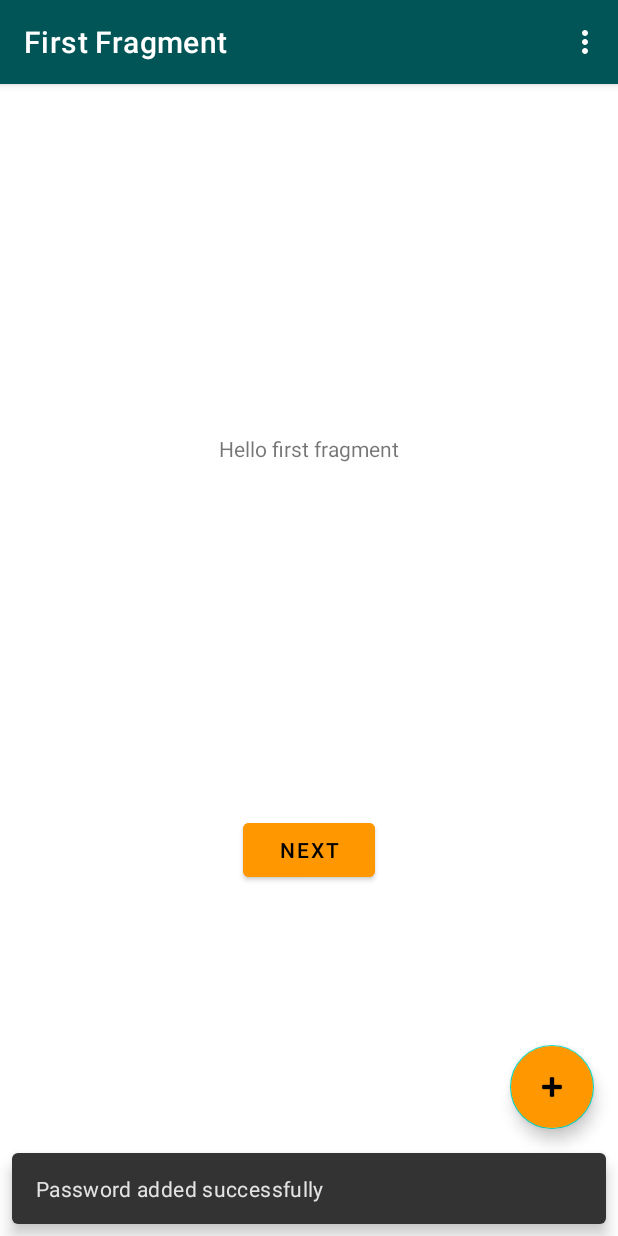
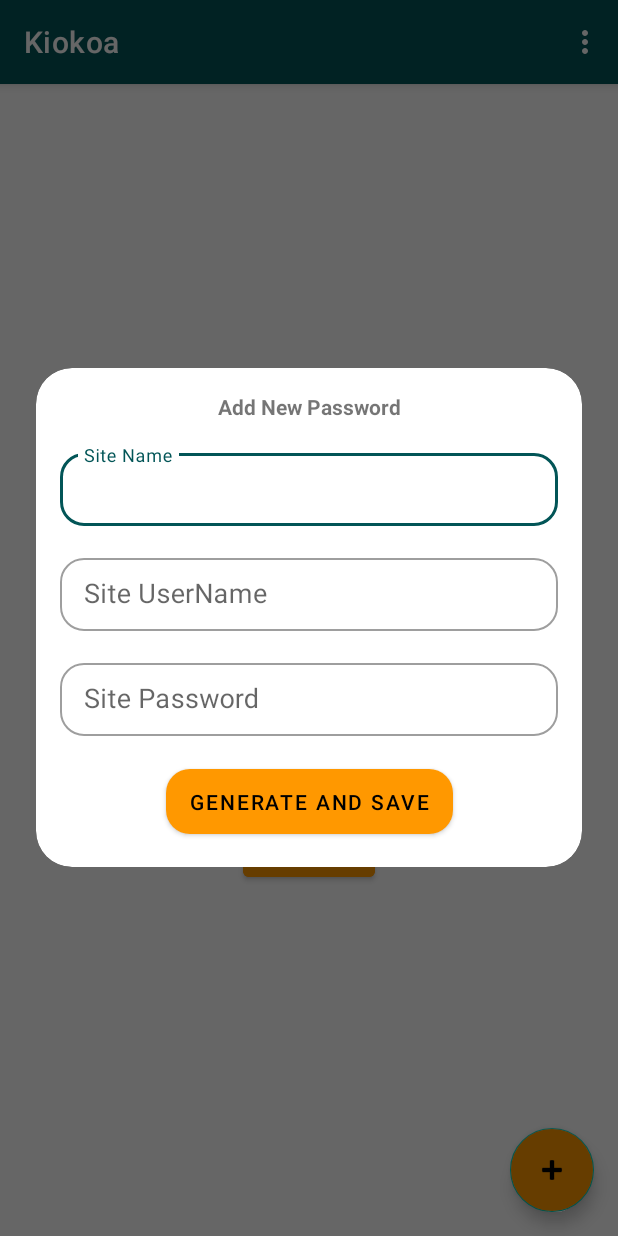
Before and after one commit to ntobeko-dindi/kiokoa, an Android app: the screen it shows after launch (MainActivity), after a tap on "TODO", on a phone screen of 412 x 824 dp. Run offline under Robolectric (Android 15) with nearby library versions, the phone set to English and light mode, and no system bars; our stand-ins replace navigation-ui.

Commit message:
added the popup modal to add new credentials

```diff
--- a/app/src/main/java/com/ntobeko/kiokoa/MainActivity.java
+++ b/app/src/main/java/com/ntobeko/kiokoa/MainActivity.java
@@ -1,24 +1,35 @@
 package com.ntobeko.kiokoa;
 
+import android.app.Dialog;
 import android.os.Bundle;
-
-import com.google.android.material.snackbar.Snackbar;
-
 import androidx.appcompat.app.AppCompatActivity;
-
 import androidx.navigation.NavController;
 import androidx.navigation.Navigation;
 import androidx.navigation.ui.AppBarConfiguration;
 import androidx.navigation.ui.NavigationUI;
 
+import com.google.android.material.button.MaterialButton;
+import com.google.android.material.snackbar.Snackbar;
+import com.google.android.material.textfield.TextInputEditText;
 import com.ntobeko.kiokoa.databinding.ActivityMainBinding;
+import com.ntobeko.kiokoa.models.Credential;
 
 import android.view.Menu;
 import android.view.MenuItem;
+import android.view.View;
+import android.view.ViewGroup;
+
+import java.util.ArrayList;
 
 public class MainActivity extends AppCompatActivity {
 
     private AppBarConfiguration appBarConfiguration;
+
+    Dialog add;
+    MaterialButton bAdd;
+    TextInputEditText etName, etPassword, etUserName;
+
+    ArrayList<Credential> credentials = new ArrayList<>();
 
     @Override
     protected void onCreate(Bundle savedInstanceState) {
@@ -29,12 +40,34 @@ public class MainActivity extends AppCompatActivity {
 
         setSupportActionBar(binding.toolbar);
 
+        credentials.add(new Credential("facebook","xcoding", "12345"));
+        credentials.add(new Credential("facebook","xcoding", "12345"));
+        credentials.add(new Credential("facebook","xcoding", "12345"));
+        credentials.add(new Credential("facebook","xcoding", "12345"));
+
         NavController navController = Navigation.findNavController(this, R.id.nav_host_fragment_content_main);
         appBarConfiguration = new AppBarConfiguration.Builder(navController.getGraph()).build();
         NavigationUI.setupActionBarWithNavController(this, navController, appBarConfiguration);
 
-        binding.fab.setOnClickListener(view -> Snackbar.make(view, "Password added successfully", Snackbar.LENGTH_LONG)
-                .setAction("Action", null).show());
+        add = new Dialog(MainActivity.this);
+        add.setContentView(R.layout.dialog_input);
+        add.getWindow().setBackgroundDrawable(getDrawable(R.drawable.ic_baseline_add_24));
+        add.getWindow().setLayout(ViewGroup.LayoutParams.MATCH_PARENT, ViewGroup.LayoutParams.WRAP_CONTENT);
+
+        //map out elements
+        etName = add.findViewById(R.id.etName);
+        etPassword = add.findViewById(R.id.etPassword);
+        etUserName = add.findViewById(R.id.etUserName);
+        bAdd = add.findViewById(R.id.bAdd);
+
+        bAdd.setOnClickListener(view -> {
+            //add.hide();
+            Snackbar.make(view, "Password added successfully", Snackbar.LENGTH_LONG).setAction("Action", null).show();
+        });
+
+        binding.fab.setOnClickListener(view -> add.show());
+
+        //Snackbar.make(view, "Password added successfully", Snackbar.LENGTH_LONG).setAction("Action", null).show();
     }
 
     @Override
--- /dev/null
+++ b/app/src/main/java/com/ntobeko/kiokoa/models/Credential.java
@@ -0,0 +1,11 @@
+package com.ntobeko.kiokoa.models;
+
+public class Credential {
+    private String siteName, userName, password;
+
+    public Credential(String siteName, String userName, String password) {
+        this.siteName = siteName;
+        this.userName = userName;
+        this.password = password;
+    }
+}
--- /dev/null
+++ b/app/src/main/res/layout/dialog_input.xml
@@ -0,0 +1,135 @@
+<?xml version="1.0" encoding="utf-8"?>
+<androidx.constraintlayout.widget.ConstraintLayout xmlns:android="http://schemas.android.com/apk/res/android"
+    android:layout_width="match_parent"
+    android:layout_marginEnd="24dp"
+    android:layout_marginStart="24dp"
+    android:layout_height="wrap_content"
+    xmlns:app="http://schemas.android.com/apk/res-auto"
+    xmlns:tools="http://schemas.android.com/tools"
+    tools:background="@color/black">
+
+    <com.google.android.material.card.MaterialCardView
+        android:id="@+id/ccTrip"
+        android:layout_width="0dp"
+        android:layout_height="wrap_content"
+        app:cardCornerRadius="24dp"
+        app:cardElevation="0dp"
+        android:background="?attr/colorOnPrimary"
+        app:layout_constraintStart_toStartOf="parent"
+        app:layout_constraintEnd_toEndOf="parent"
+        app:layout_constraintBottom_toBottomOf="parent"
+        app:layout_constraintTop_toTopOf="parent">
+
+        <androidx.constraintlayout.widget.ConstraintLayout
+            android:layout_width="match_parent"
+            android:layout_height="wrap_content">
+
+            <TextView
+                android:id="@+id/tvHeader"
+                android:layout_width="wrap_content"
+                android:layout_height="wrap_content"
+                android:layout_marginTop="16dp"
+                android:text="Add New Password"
+                android:textStyle="bold"
+                app:layout_constraintTop_toTopOf="parent"
+                app:layout_constraintStart_toStartOf="parent"
+                app:layout_constraintEnd_toEndOf="parent"/>
+
+            <com.google.android.material.textfield.TextInputLayout
+                android:id="@+id/tilName"
+                android:layout_width="match_parent"
+                android:layout_height="wrap_content"
+                android:layout_marginHorizontal="16dp"
+                android:layout_marginTop="16dp"
+                android:hint="Site Name"
+                style="@style/Widget.MaterialComponents.TextInputLayout.OutlinedBox"
+                app:boxCornerRadiusTopStart="16dp"
+                app:boxCornerRadiusBottomStart="16dp"
+                app:boxCornerRadiusBottomEnd="16dp"
+                app:boxCornerRadiusTopEnd="16dp"
+                app:layout_constraintTop_toBottomOf="@id/tvHeader"
+                app:layout_constraintStart_toStartOf="parent"
+                app:layout_constraintEnd_toEndOf="parent">
+
+                <com.google.android.material.textfield.TextInputEditText
+                    android:id="@+id/etName"
+                    android:layout_width="match_parent"
+                    android:layout_height="wrap_content"
+                    android:padding="12dp"
+                    android:textSize="18sp"
+                    android:inputType="text"/>
+            </com.google.android.material.textfield.TextInputLayout>
+
+            <com.google.android.material.textfield.TextInputLayout
+                android:id="@+id/tilUserName"
+                android:layout_width="match_parent"
+                android:layout_height="wrap_content"
+                android:layout_marginHorizontal="16dp"
+                android:layout_marginTop="16dp"
+                android:hint="Site UserName"
+                style="@style/Widget.MaterialComponents.TextInputLayout.OutlinedBox"
+                app:boxCornerRadiusTopStart="16dp"
+                app:boxCornerRadiusBottomStart="16dp"
+                app:boxCornerRadiusBottomEnd="16dp"
+                app:boxCornerRadiusTopEnd="16dp"
+                app:layout_constraintTop_toBottomOf="@id/tilName"
+                app:layout_constraintStart_toStartOf="parent"
+                app:layout_constraintEnd_toEndOf="parent">
+
+                <com.google.android.material.textfield.TextInputEditText
+                    android:id="@+id/etUserName"
+                    android:layout_width="match_parent"
+                    android:layout_height="wrap_content"
+                    android:padding="12dp"
+                    android:textSize="18sp"
+                    android:inputType="text"/>
+            </com.google.android.material.textfield.TextInputLayout>
+
+            <com.google.android.material.textfield.TextInputLayout
+                android:id="@+id/tilPassword"
+                android:layout_width="match_parent"
+                android:layout_height="wrap_content"
+                android:layout_marginHorizontal="16dp"
+                android:layout_marginTop="16dp"
+                android:hint="Site Password"
+                style="@style/Widget.MaterialComponents.TextInputLayout.OutlinedBox"
+                app:boxCornerRadiusTopStart="16dp"
+                app:boxCornerRadiusBottomStart="16dp"
+                app:boxCornerRadiusBottomEnd="16dp"
+                app:boxCornerRadiusTopEnd="16dp"
+                app:layout_constraintTop_toBottomOf="@id/tilUserName"
+                app:layout_constraintStart_toStartOf="parent"
+                app:layout_constraintEnd_toEndOf="parent">
+
+                <com.google.android.material.textfield.TextInputEditText
+                    android:id="@+id/etPassword"
+                    android:layout_width="match_parent"
+                    android:layout_height="wrap_content"
+                    android:padding="12dp"
+                    android:textSize="18sp"
+                    android:inputType="textPassword"/>
+            </com.google.android.material.textfield.TextInputLayout>
+
+            <com.google.android.material.button.MaterialButton
+                android:id="@+id/bAdd"
+                android:layout_width="wrap_content"
+                android:layout_height="wrap_content"
+                android:layout_gravity="center"
+                android:layout_marginHorizontal="16dp"
+                android:layout_marginVertical="16dp"
+                android:gravity="center"
+                android:paddingVertical="12dp"
+                android:visibility="visible"
+                android:text="Generate and Save"
+                android:textColor="@android:color/black"
+                app:backgroundTint="@color/buttonColor"
+                app:cornerRadius="16dp"
+                app:layout_constraintTop_toBottomOf="@id/tilPassword"
+                app:layout_constraintStart_toStartOf="parent"
+                app:layout_constraintEnd_toEndOf="parent"
+                app:layout_constraintBottom_toBottomOf="parent" />
+
+        </androidx.constraintlayout.widget.ConstraintLayout>
+    </com.google.android.material.card.MaterialCardView>
+
+</androidx.constraintlayout.widget.ConstraintLayout>
--- a/app/src/main/res/values/strings.xml
+++ b/app/src/main/res/values/strings.xml
@@ -2,8 +2,8 @@
     <string name="app_name">kiokoa</string>
     <string name="action_settings">Settings</string>
     <!-- Strings used for fragments for navigation -->
-    <string name="first_fragment_label">First Fragment</string>
-    <string name="second_fragment_label">Second Fragment</string>
+    <string name="first_fragment_label">Kiokoa</string>
+    <string name="second_fragment_label">Kiokoa</string>
     <string name="next">Next</string>
     <string name="previous">Previous</string>
 
```
